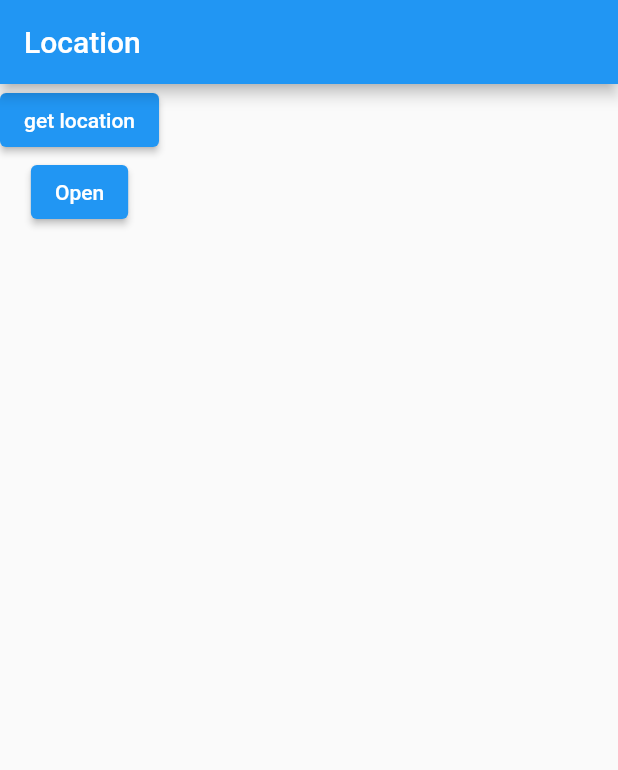
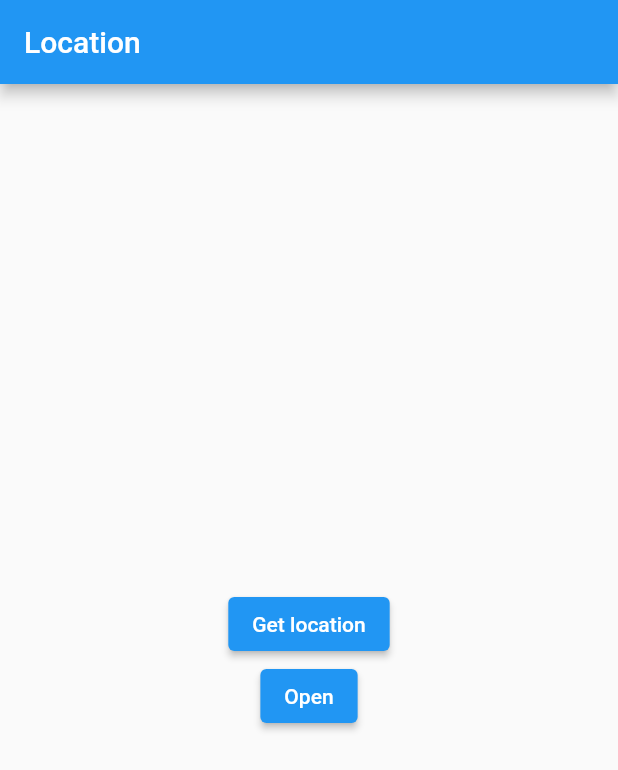
Before and after one commit to erickdarmawan/menggunakan_fitur_perangkat_bawaan, a Flutter app: the screen it shows after launch, on a phone screen of 412 x 824 dp. Shown: the top 770 px of the screen. Run offline on Flutter 3.47's test engine with Material 2 defaults, Android fonts, the light colour scheme and no system bars; our stand-ins replace google_maps_flutter, image_picker, location.

Commit message:
modified buttons in location_home_screen.dart

```diff
--- a/lib/screens/location_home_screen.dart
+++ b/lib/screens/location_home_screen.dart
@@ -59,7 +59,9 @@
         appBar: AppBar(
           title: Text('Location'),
         ),
-        body: Column(
+        body: Center(
+          child: Column(
+            mainAxisAlignment: MainAxisAlignment.center,
             children: [
               if (_staticMapUrl.isNotEmpty) Image.network(_staticMapUrl),
               if (_address.isNotEmpty) Text('$_address'),
@@ -81,18 +83,17 @@
                       latitude: locationData.latitude!,
                       longitude: locationData.longitude!,
                     );
-                  print(locationData.latitude);
-                  print(locationData.longitude);
+
                     setState(() {
-                    _locationData =
-                        LatLng(locationData.latitude!, locationData.longitude!);
+                      _locationData = LatLng(
+                          locationData.latitude!, locationData.longitude!);
                       _address = address;
                       _staticMapUrl = LocationService.generateStaticMapUrl(
                           latitude: locationData.latitude!,
                           longitude: locationData.longitude!);
                     });
                   },
-                child: Text('get location')),
+                  child: Text('Get location')),
               ElevatedButton(
                   onPressed: () => Navigator.of(context).push(MaterialPageRoute(
                       builder: (builder) => MapScreen(
@@ -100,6 +101,7 @@
                           ))),
                   child: Text('Open'))
             ],
+          ),
         ));
   }
 }
```
Lines whose indentation alone changed are shown as unchanged.
